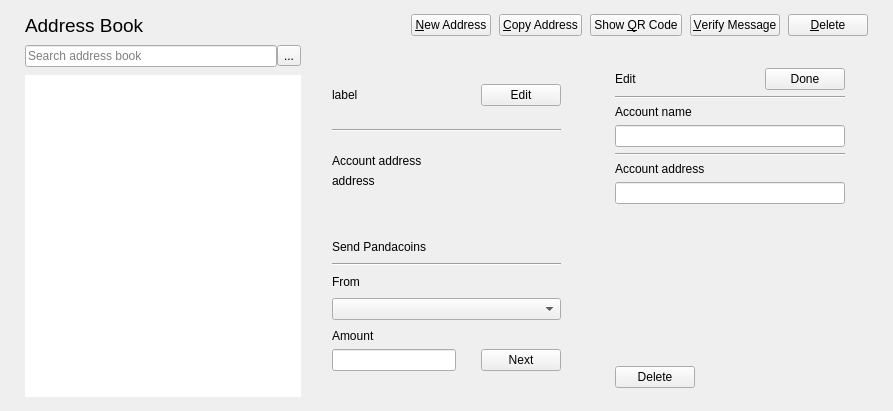
Old version of the form src/qt/forms/donationbook.ui in the repository justthedoctor/pandacoin-dev.
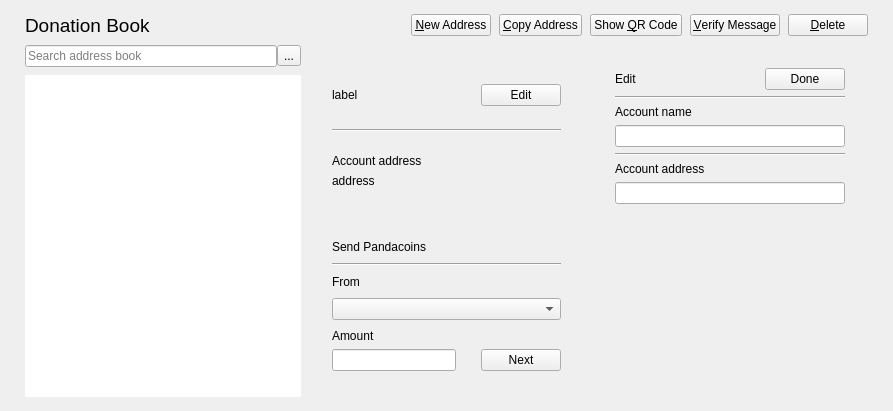
New version of the form. Icons and pictures are not drawn. Custom widgets are drawn as their Qt base class.

Commit message:
Donation Page
Donation Book Page

Diff of the .ui file:
```diff
--- a/src/qt/forms/donationbook.ui
+++ b/src/qt/forms/donationbook.ui
@@ -45,7 +45,7 @@
         </font>
        </property>
        <property name="text">
-        <string>Address Book</string>
+        <string>Donation Book</string>
        </property>
        <property name="textFormat">
         <enum>Qt::PlainText</enum>
@@ -561,13 +561,6 @@
               </property>
               <item>
                <layout class="QHBoxLayout" name="horizontalLayout_7">
-                <item>
-                 <widget class="QPushButton" name="address_book_delete_button">
-                  <property name="text">
-                   <string>Delete</string>
-                  </property>
-                 </widget>
-                </item>
                 <item>
                  <spacer name="horizontalSpacer_2">
                   <property name="orientation">
```
Left out of the diff: 26 changed lines with no effect on the pictures. The commit also changes 3 other files.
